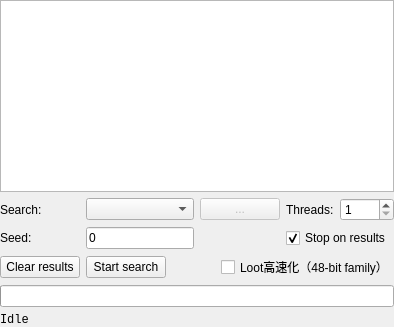
This is src/formsearchcontrol.ui in Logsteela/Seed-Quarry as Qt 5 draws it before an edit. The edited form follows.
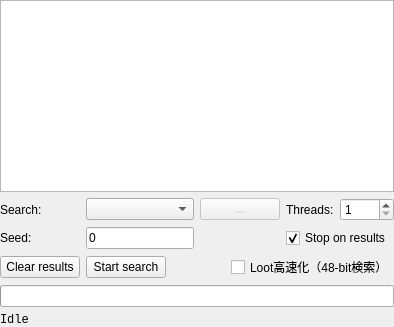
This is the edited form. Icons and pictures are not drawn. Custom widgets are drawn as their Qt base class.

Commit message: Add lower-48 Loot prefilter and deploy Qt runtime

```diff
--- a/src/formsearchcontrol.ui
+++ b/src/formsearchcontrol.ui
@@ -163,7 +163,7 @@
           <string>48-bit family blocks検索で、同じ下位48bit・座標・Lootに影響する構造種別の計算結果を再利用します。現在対応している1.16の構造物Lootでは結果の正確性を維持します。</string>
          </property>
          <property name="text">
-          <string>Loot高速化（48-bit family）</string>
+          <string>Loot高速化（48-bit検索）</string>
          </property>
         </widget>
        </item>
```
Left out of the diff: 2 changed lines with no effect on the pictures. The commit also changes 12 other files.
